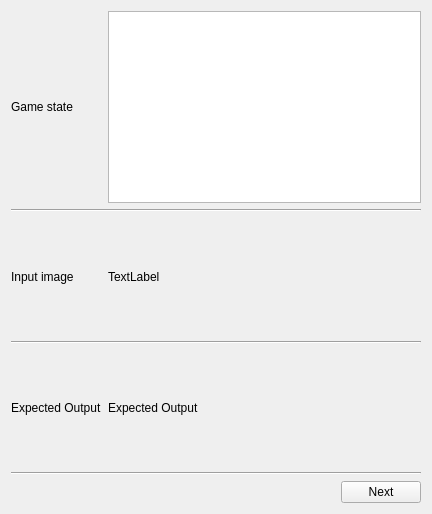
This is src/mldataview.ui in ofenrohr/ksquares as Qt 5 draws it before an edit. The edited form follows.
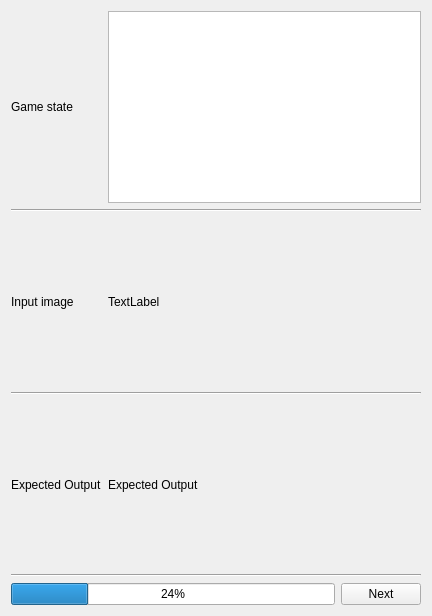
This is the edited form.

```diff
--- a/src/mldataview.ui
+++ b/src/mldataview.ui
@@ -7,7 +7,7 @@
     <x>0</x>
     <y>0</y>
     <width>432</width>
-    <height>514</height>
+    <height>616</height>
    </rect>
   </property>
   <property name="windowTitle">
@@ -86,17 +86,11 @@
     </widget>
    </item>
    <item row="6" column="0" colspan="2">
-    <spacer name="horizontalSpacer">
-     <property name="orientation">
-      <enum>Qt::Horizontal</enum>
+    <widget class="QProgressBar" name="progressBar">
+     <property name="value">
+      <number>24</number>
      </property>
-     <property name="sizeHint" stdset="0">
-      <size>
-       <width>327</width>
-       <height>20</height>
-      </size>
-     </property>
-    </spacer>
+    </widget>
    </item>
    <item row="6" column="2">
     <widget class="QPushButton" name="nextBtn">
```
